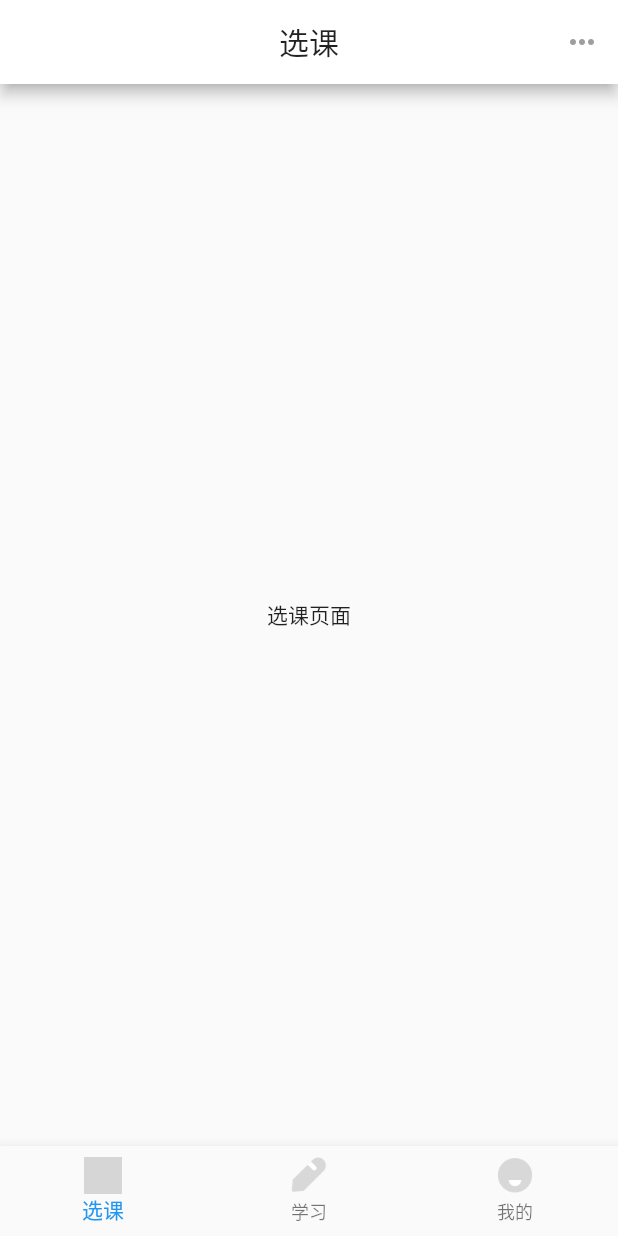
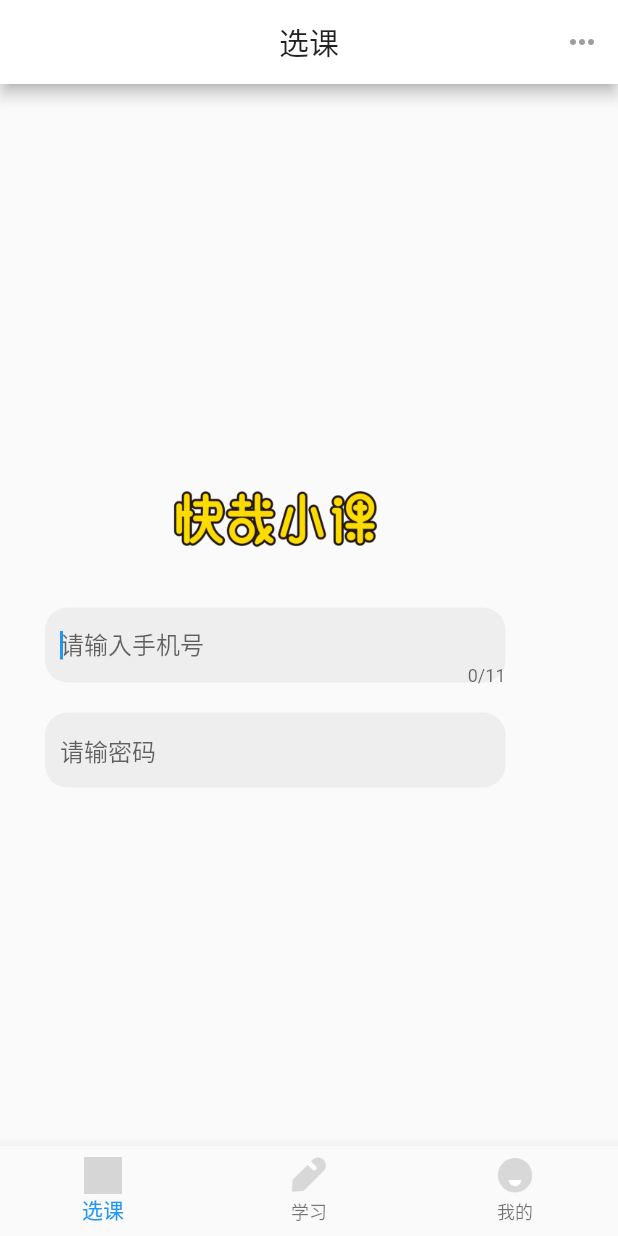
Before and after one commit to BlissYang91/micro_course, a Flutter app: the screen it shows after launch, on a phone screen of 412 x 824 dp. Run offline on Flutter 3.47's test engine with Material 2 defaults, Android fonts, the phone set to English and light mode, and no system bars; our stand-ins replace flutter_swiper; grey boxes are pictures that could not be loaded.

Commit message:
自定义输入框

```diff
--- a/lib/ui/CourseScreen.dart
+++ b/lib/ui/CourseScreen.dart
@@ -1,6 +1,15 @@
 import 'package:flutter/material.dart';
 
-class CourseScreen extends StatelessWidget{
+class CourseScreen extends StatefulWidget {
+
+  @override
+  State<StatefulWidget> createState() {
+    // TODO: implement createState
+    return _LoginState();
+  }
+}
+
+class _LoginState extends State<CourseScreen>{
   @override
   Widget build(BuildContext context) {
     // TODO: implement build
@@ -9,15 +18,91 @@ class CourseScreen extends StatelessWidget{
           title: Text('选课'),
           centerTitle: true,
           actions: <Widget>[
-          IconButton(icon: Icon(Icons.more_horiz,color: Colors.grey,), onPressed: (){
-            Scaffold.of(context).showSnackBar(SnackBar(content: Text('点击分享')));
+            IconButton(
+                icon: Icon(
+                  Icons.more_horiz,
+                  color: Colors.grey,
+                ),
+                onPressed: () {
+                  Scaffold.of(context)
+                      .showSnackBar(SnackBar(content: Text('点击分享')));
                 })
           ],
         ),
-      body: Center(
-        child: Text('选课页面'),
+        body: Padding(
+          padding: EdgeInsets.fromLTRB(30.0,32.0,30.0,0),
+          child: Column(
+            crossAxisAlignment: CrossAxisAlignment.center,
+            mainAxisAlignment: MainAxisAlignment.center,
+            children: <Widget>[
+              Image(
+                image: AssetImage("images/course_logo.png"),
+                width: 139,
+                height: 38,
+                fit: BoxFit.contain,
               ),
-    );
+              Padding(
+                padding: EdgeInsets.only(top: 40),
+                child: Container(
+                  height: 50,
+                  width: 307,
+                  padding: EdgeInsets.only(left: 10.0),
+                  alignment:AlignmentDirectional.center,
+                  decoration: BoxDecoration(
+                      color: Colors.grey[200],
+                      borderRadius: BorderRadius.circular(15)
+                  ),
+                  child:  TextField(
+                    autofocus: true,
+                    decoration: InputDecoration(
+//                      labelText: "手机号",
+                      hintText: "请输入手机号",
+                      border: InputBorder.none,
+//                    helperText: "请输入11位手机号",
+//                    helperStyle: TextStyle(
+//                      color: Colors.red,
+//                      fontSize: 12,
+//                    ),
+                    contentPadding: EdgeInsets.zero,
+                    ),
+                    maxLength: 11,
+                    onChanged: (v){
+//                      print("手机号:$v");
+                    },
+                  ),
+                ),
+              ),
+
+              Padding(
+                padding: EdgeInsets.only(top: 20),
+                child: Container(
+                  height: 50,
+                  width: 307,
+                  padding: EdgeInsets.only(left: 10.0),
+                  alignment:AlignmentDirectional.center,
+                  decoration: BoxDecoration(
+                      color: Colors.grey[200],
+                      borderRadius: BorderRadius.circular(15)
+                  ),
+                  child:  TextField(
+                    autofocus: true,
+                    decoration: InputDecoration(
+                      hintText: "请输密码",
+                      border: InputBorder.none,
+                      contentPadding: EdgeInsets.zero,
+                    ),
+                    onChanged: (v){
+//                      print("密码:$v");
+                    },
+                  ),
+                ),
+              ),
+
+
+            ],
+          ),
+        ));
   }
 
+
 }
--- a/pubspec.yaml
+++ b/pubspec.yaml
@@ -13,6 +13,7 @@ dependencies:
 
   cupertino_icons: ^0.1.2
   flutter_swiper: ^1.1.6
+  dio: ^3.0.8
 
 dev_dependencies:
   flutter_test:
```
Also changed, not shown: pubspec.lock. Lines whose indentation alone changed are shown as unchanged.
